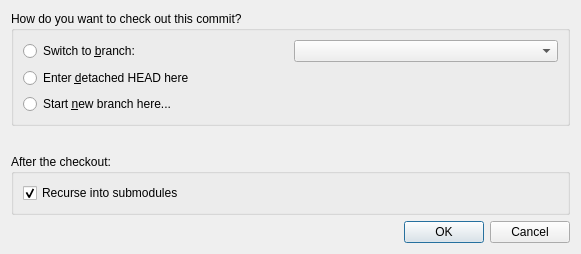
This is gitfourchette/forms/checkoutcommitdialog.ui in weblate/gitfourchette as Qt 5 draws it before an edit. The edited form follows.
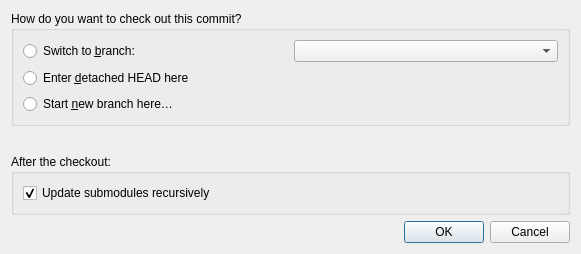
This is the edited form.

The edit to the form file:
```diff
--- a/gitfourchette/forms/checkoutcommitdialog.ui
+++ b/gitfourchette/forms/checkoutcommitdialog.ui
@@ -69,7 +69,7 @@
       <item>
        <widget class="QRadioButton" name="createBranchRadioButton">
         <property name="text">
-         <string>Start &amp;new branch here...</string>
+         <string>Start &amp;new branch here…</string>
         </property>
        </widget>
       </item>
@@ -125,7 +125,7 @@
       <item>
        <widget class="QCheckBox" name="recurseSubmodulesCheckBox">
         <property name="text">
-         <string>Recurse into submodules</string>
+         <string>Update submodules recursively</string>
         </property>
         <property name="checked">
          <bool>true</bool>
```
